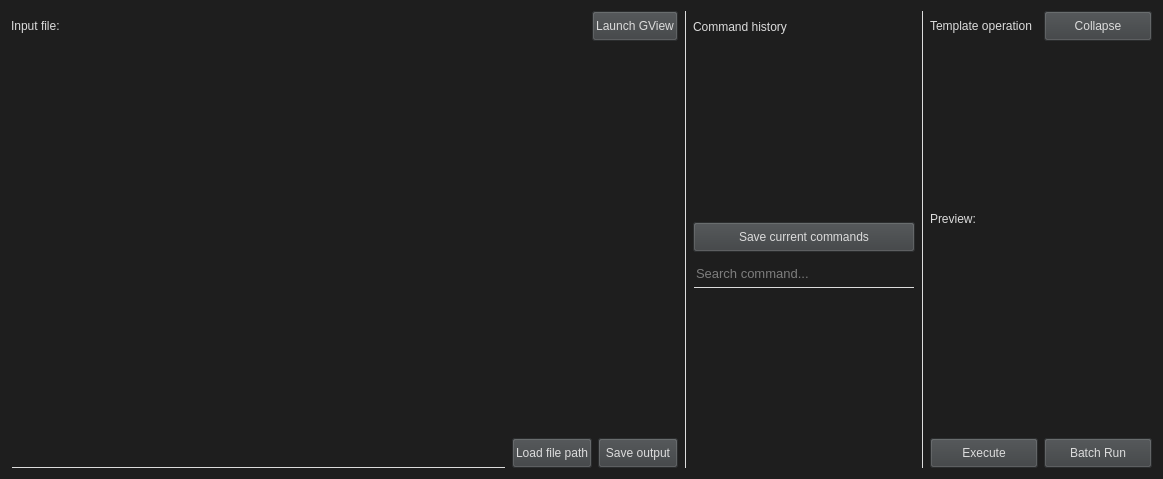
Before: the Qt Designer form UI/Multiwfn_GUI.ui in liyuanhe211/Multiwfn_GUI, drawn with Qt 5.
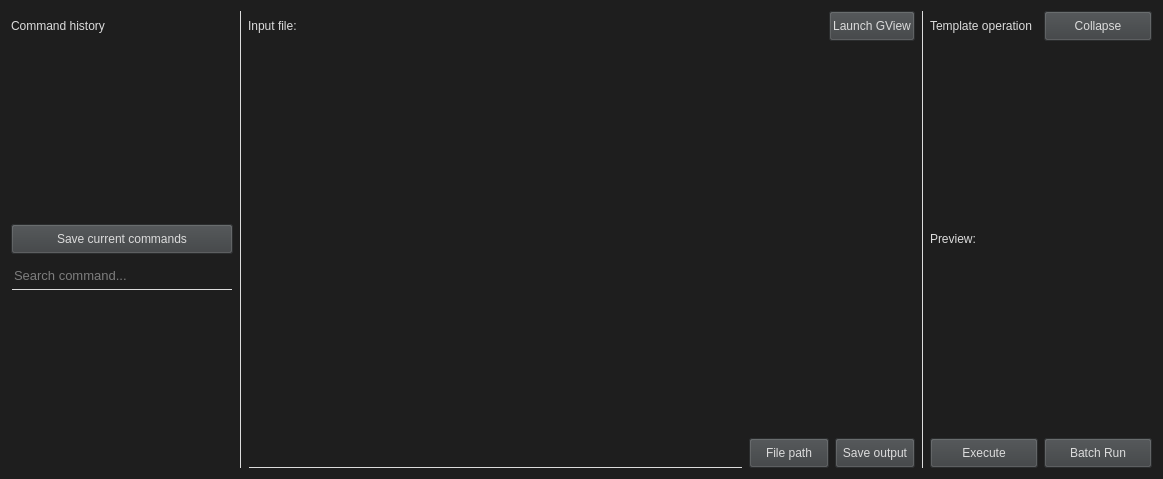
After: the same form once the commit is applied.

Diff of the .ui file:
```diff
--- a/UI/Multiwfn_GUI.ui
+++ b/UI/Multiwfn_GUI.ui
@@ -18,10 +18,62 @@
                                       background-color: #1E1E1E;
                                       font: 10pt &quot;Consolas&quot;;</string>
   </property>
-  <layout class="QHBoxLayout" name="horizontalLayout_2" stretch="3,0,1,0,1">
+  <layout class="QHBoxLayout" name="horizontalLayout_2">
    <item>
-    <layout class="QVBoxLayout" name="verticalLayout_2" stretch="0,1,0">
-     <item>
+    <layout class="QGridLayout" name="gridLayout_2" columnstretch="1,0,3,0,1,0">
+     <item row="3" column="0">
+      <widget class="QLineEdit" name="input_lineEdit_2">
+       <property name="minimumSize">
+        <size>
+         <width>0</width>
+         <height>30</height>
+        </size>
+       </property>
+       <property name="font">
+        <font>
+         <pointsize>10</pointsize>
+         <italic>false</italic>
+         <bold>false</bold>
+        </font>
+       </property>
+       <property name="styleSheet">
+        <string notr="true">color: #DCDCDC; 
+                         background-color: #1E1E1E;
+                         font: 10pt &quot;Consolas&quot;;
+border: 1px solid #1E1E1E;
+border-bottom-color: #DCDCDC;</string>
+       </property>
+       <property name="inputMask">
+        <string/>
+       </property>
+       <property name="frame">
+        <bool>true</bool>
+       </property>
+       <property name="placeholderText">
+        <string>Search command...</string>
+       </property>
+      </widget>
+     </item>
+     <item row="2" column="0">
+      <widget class="QPushButton" name="pushButton_4">
+       <property name="minimumSize">
+        <size>
+         <width>0</width>
+         <height>30</height>
+        </size>
+       </property>
+       <property name="focusPolicy">
+        <enum>Qt::ClickFocus</enum>
+       </property>
+       <property name="styleSheet">
+        <string notr="true">background-color: rgb(60, 63, 65);</string>
+       </property>
+       <property name="text">
+        <string>Save current commands</string>
+       </property>
+      </widget>
+     </item>
+     <item row="0" column="2">
       <layout class="QHBoxLayout" name="horizontalLayout_3" stretch="1,0">
        <item>
         <widget class="QLabel" name="label_5">
@@ -54,28 +106,33 @@
        </item>
       </layout>
      </item>
-     <item>
-      <widget class="QWidget" name="output_widget" native="true">
-       <layout class="QVBoxLayout" name="output_verticalLayout">
-        <property name="spacing">
-         <number>0</number>
-        </property>
-        <property name="leftMargin">
-         <number>0</number>
-        </property>
-        <property name="topMargin">
-         <number>0</number>
-        </property>
-        <property name="rightMargin">
-         <number>0</number>
-        </property>
-        <property name="bottomMargin">
-         <number>0</number>
-        </property>
-       </layout>
+     <item row="0" column="0">
+      <widget class="QLabel" name="label_3">
+       <property name="minimumSize">
+        <size>
+         <width>0</width>
+         <height>20</height>
+        </size>
+       </property>
+       <property name="text">
+        <string>Command history</string>
+       </property>
       </widget>
      </item>
-     <item>
+     <item row="1" column="0">
+      <widget class="QTextEdit" name="textEdit_3">
+       <property name="focusPolicy">
+        <enum>Qt::ClickFocus</enum>
+       </property>
+       <property name="frameShape">
+        <enum>QFrame::NoFrame</enum>
+       </property>
+       <property name="readOnly">
+        <bool>true</bool>
+       </property>
+      </widget>
+     </item>
+     <item row="5" column="2">
       <layout class="QHBoxLayout" name="horizontalLayout">
        <item>
         <widget class="QLineEdit" name="input_lineEdit">
@@ -116,7 +173,7 @@
           <string notr="true">background-color: rgb(60, 63, 65);</string>
          </property>
          <property name="text">
-          <string>Load file path</string>
+          <string>File path</string>
          </property>
         </widget>
        </item>
@@ -138,185 +195,120 @@
        </item>
       </layout>
      </item>
-    </layout>
-   </item>
-   <item>
-    <widget class="Line" name="line_2">
-     <property name="styleSheet">
-      <string notr="true">color: #DCDCDC;</string>
-     </property>
-     <property name="frameShadow">
-      <enum>QFrame::Plain</enum>
-     </property>
-     <property name="orientation">
-      <enum>Qt::Vertical</enum>
-     </property>
-    </widget>
-   </item>
-   <item>
-    <layout class="QVBoxLayout" name="verticalLayout_3">
-     <property name="topMargin">
-      <number>6</number>
-     </property>
-     <item>
-      <widget class="QLabel" name="label_3">
-       <property name="minimumSize">
-        <size>
-         <width>0</width>
-         <height>20</height>
-        </size>
+     <item row="0" column="3" rowspan="6">
+      <widget class="Line" name="line_3">
+       <property name="styleSheet">
+        <string notr="true">color: #DCDCDC;</string>
        </property>
-       <property name="text">
-        <string>Command history</string>
+       <property name="frameShadow">
+        <enum>QFrame::Plain</enum>
        </property>
-      </widget>
-     </item>
-     <item>
-      <widget class="QTextEdit" name="textEdit_3">
-       <property name="frameShape">
-        <enum>QFrame::NoFrame</enum>
+       <property name="orientation">
+        <enum>Qt::Vertical</enum>
        </property>
       </widget>
      </item>
-     <item>
-      <widget class="QPushButton" name="pushButton_4">
-       <property name="minimumSize">
-        <size>
-         <width>0</width>
-         <height>30</height>
-        </size>
-       </property>
-       <property name="styleSheet">
-        <string notr="true">background-color: rgb(60, 63, 65);</string>
-       </property>
-       <property name="text">
-        <string>Save current commands</string>
-       </property>
+     <item row="1" column="2" rowspan="4">
+      <widget class="QWidget" name="output_widget" native="true">
+       <layout class="QVBoxLayout" name="output_verticalLayout">
+        <property name="spacing">
+         <number>0</number>
+        </property>
+        <property name="leftMargin">
+         <number>0</number>
+        </property>
+        <property name="topMargin">
+         <number>0</number>
+        </property>
+        <property name="rightMargin">
+         <number>0</number>
+        </property>
+        <property name="bottomMargin">
+         <number>0</number>
+        </property>
+       </layout>
       </widget>
      </item>
-     <item>
-      <widget class="QLineEdit" name="input_lineEdit_2">
-       <property name="minimumSize">
-        <size>
-         <width>0</width>
-         <height>30</height>
-        </size>
+     <item row="4" column="0" rowspan="2">
+      <widget class="QScrollArea" name="search_command_selector_scrollArea">
+       <property name="focusPolicy">
+        <enum>Qt::ClickFocus</enum>
        </property>
-       <property name="font">
-        <font>
-         <pointsize>10</pointsize>
-         <italic>false</italic>
-         <bold>false</bold>
-        </font>
-       </property>
-       <property name="styleSheet">
-        <string notr="true">color: #DCDCDC; 
-                         background-color: #1E1E1E;
-                         font: 10pt &quot;Consolas&quot;;
-border: 1px solid #1E1E1E;
-border-bottom-color: #DCDCDC;</string>
-       </property>
-       <property name="inputMask">
-        <string/>
-       </property>
-       <property name="frame">
-        <bool>true</bool>
-       </property>
-       <property name="placeholderText">
-        <string>Search command...</string>
-       </property>
-      </widget>
-     </item>
-     <item>
-      <widget class="QTextEdit" name="textEdit_4">
        <property name="frameShape">
         <enum>QFrame::NoFrame</enum>
        </property>
-      </widget>
-     </item>
-    </layout>
-   </item>
-   <item>
-    <widget class="Line" name="line_3">
-     <property name="styleSheet">
-      <string notr="true">color: #DCDCDC;</string>
-     </property>
-     <property name="frameShadow">
-      <enum>QFrame::Plain</enum>
-     </property>
-     <property name="orientation">
-      <enum>Qt::Vertical</enum>
-     </property>
-    </widget>
-   </item>
-   <item>
-    <layout class="QGridLayout" name="gridLayout" rowstretch="0,1,0,1,0,0,0,0" columnstretch="0,0">
-     <item row="7" column="0">
-      <widget class="QPushButton" name="pushButton">
-       <property name="minimumSize">
-        <size>
-         <width>0</width>
-         <height>30</height>
-        </size>
+       <property name="widgetResizable">
+        <bool>true</bool>
        </property>
-       <property name="styleSheet">
-        <string notr="true">background-color: rgb(60, 63, 65);</string>
-       </property>
-       <property name="text">
-        <string>Execute</string>
-       </property>
+       <widget class="QWidget" name="scrollAreaWidgetContents_3">
+        <property name="geometry">
+         <rect>
+          <x>0</x>
+          <y>0</y>
+          <width>223</width>
+          <height>173</height>
+         </rect>
+        </property>
+       </widget>
       </widget>
      </item>
-     <item row="0" column="0">
-      <widget class="QLabel" name="label_4">
-       <property name="minimumSize">
-        <size>
-         <width>0</width>
-         <height>30</height>
-        </size>
-       </property>
-       <property name="text">
-        <string>Template operation</string>
-       </property>
-      </widget>
-     </item>
-     <item row="0" column="1">
-      <widget class="QPushButton" name="pushButton_2">
-       <property name="minimumSize">
-        <size>
-         <width>0</width>
-         <height>30</height>
-        </size>
-       </property>
+     <item row="0" column="1" rowspan="6">
+      <widget class="Line" name="line_2">
        <property name="styleSheet">
-        <string notr="true">background-color: rgb(60, 63, 65);</string>
+        <string notr="true">color: #DCDCDC;</string>
        </property>
-       <property name="text">
-        <string>Collapse</string>
+       <property name="frameShadow">
+        <enum>QFrame::Plain</enum>
        </property>
-       <property name="checkable">
-        <bool>true</bool>
+       <property name="orientation">
+        <enum>Qt::Vertical</enum>
        </property>
       </widget>
      </item>
-     <item row="7" column="1">
-      <widget class="QPushButton" name="pushButton_3">
-       <property name="minimumSize">
-        <size>
-         <width>0</width>
-         <height>30</height>
-        </size>
-       </property>
-       <property name="styleSheet">
-        <string notr="true">background-color: rgb(60, 63, 65);</string>
-       </property>
-       <property name="text">
-        <string>Batch Run</string>
-       </property>
-      </widget>
+     <item row="0" column="4">
+      <layout class="QHBoxLayout" name="horizontalLayout_5">
+       <item>
+        <widget class="QLabel" name="label_6">
+         <property name="minimumSize">
+          <size>
+           <width>0</width>
+           <height>30</height>
+          </size>
+         </property>
+         <property name="text">
+          <string>Template operation</string>
+         </property>
+        </widget>
+       </item>
+       <item>
+        <widget class="QPushButton" name="pushButton_2">
+         <property name="minimumSize">
+          <size>
+           <width>0</width>
+           <height>30</height>
+          </size>
+         </property>
+         <property name="focusPolicy">
+          <enum>Qt::ClickFocus</enum>
+         </property>
+         <property name="styleSheet">
+          <string notr="true">background-color: rgb(60, 63, 65);</string>
+         </property>
+         <property name="text">
+          <string>Collapse</string>
+         </property>
+         <property name="checkable">
+          <bool>true</bool>
+         </property>
+        </widget>
+       </item>
+      </layout>
      </item>
-     <item row="1" column="0" rowspan="4" colspan="2">
+     <item row="1" column="4">
       <widget class="QScrollArea" name="template_selector_scrollArea">
+       <property name="focusPolicy">
+        <enum>Qt::ClickFocus</enum>
+       </property>
        <property name="frameShape">
         <enum>QFrame::NoFrame</enum>
        </property>
@@ -328,14 +320,14 @@
          <rect>
           <x>0</x>
           <y>0</y>
-          <width>221</width>
-          <height>153</height>
+          <width>223</width>
+          <height>170</height>
          </rect>
         </property>
        </widget>
       </widget>
      </item>
-     <item row="5" column="0" colspan="2">
+     <item row="2" column="4">
       <widget class="QLabel" name="label_2">
        <property name="minimumSize">
         <size>
@@ -348,13 +340,61 @@
        </property>
       </widget>
      </item>
-     <item row="6" column="0" colspan="2">
+     <item row="3" column="4" rowspan="2">
       <widget class="QTextEdit" name="template_content_textEdit">
+       <property name="focusPolicy">
+        <enum>Qt::ClickFocus</enum>
+       </property>
        <property name="frameShape">
         <enum>QFrame::NoFrame</enum>
        </property>
+       <property name="readOnly">
+        <bool>true</bool>
+       </property>
       </widget>
      </item>
+     <item row="5" column="4">
+      <layout class="QHBoxLayout" name="horizontalLayout_4">
+       <item>
+        <widget class="QPushButton" name="pushButton">
+         <property name="minimumSize">
+          <size>
+           <width>0</width>
+           <height>30</height>
+          </size>
+         </property>
+         <property name="focusPolicy">
+          <enum>Qt::ClickFocus</enum>
+         </property>
+         <property name="styleSheet">
+          <string notr="true">background-color: rgb(60, 63, 65);</string>
+         </property>
+         <property name="text">
+          <string>Execute</string>
+         </property>
+        </widget>
+       </item>
+       <item>
+        <widget class="QPushButton" name="pushButton_3">
+         <property name="minimumSize">
+          <size>
+           <width>0</width>
+           <height>30</height>
+          </size>
+         </property>
+         <property name="focusPolicy">
+          <enum>Qt::ClickFocus</enum>
+         </property>
+         <property name="styleSheet">
+          <string notr="true">background-color: rgb(60, 63, 65);</string>
+         </property>
+         <property name="text">
+          <string>Batch Run</string>
+         </property>
+        </widget>
+       </item>
+      </layout>
+     </item>
     </layout>
    </item>
   </layout>
```
Left out of the diff: 7 changed lines with no effect on the pictures.
